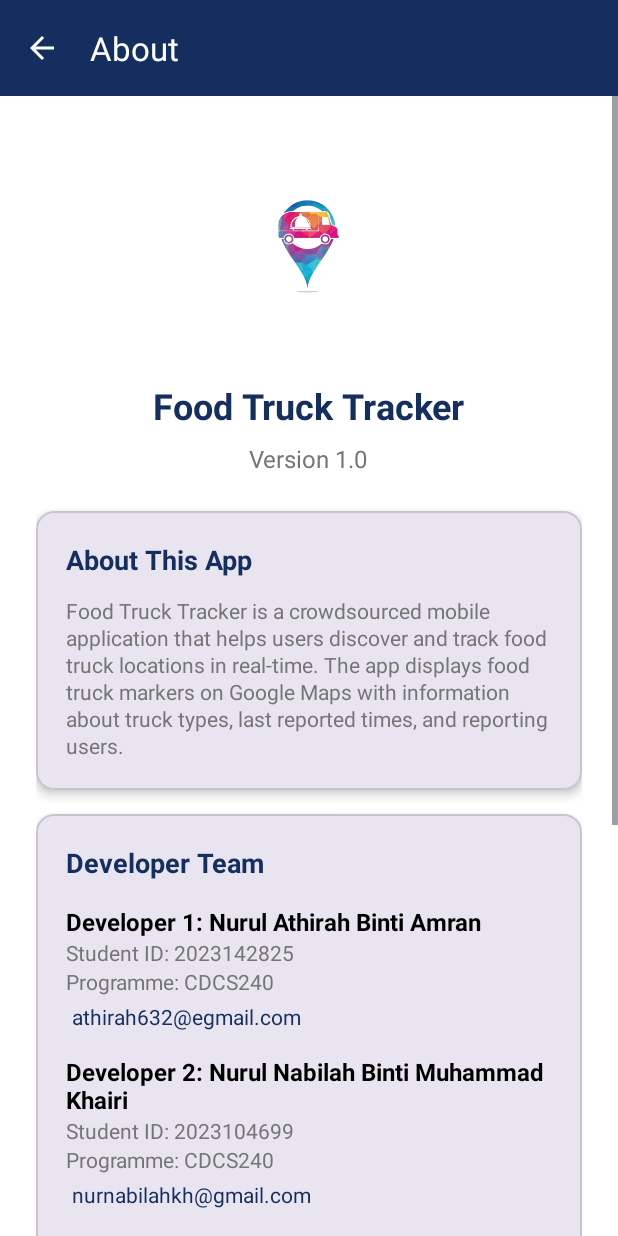
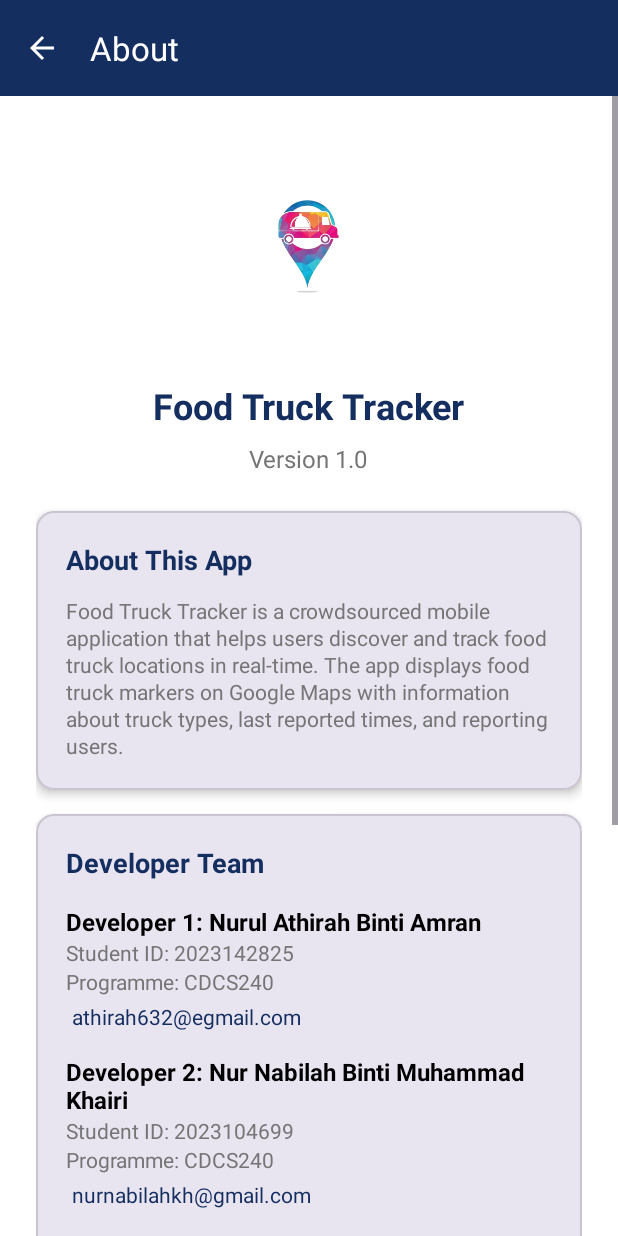
Before and after one commit to balqisstudy/FoodTruckTracker, an Android app: the AboutActivity screen opened directly, with no data from a screen before it, on a phone screen of 412 x 824 dp. Run offline under Robolectric (Android 15) with nearby library versions, the phone set to English and light mode, and no system bars.

Commit message:
update about

```diff
--- a/app/src/main/res/layout/activity_about.xml
+++ b/app/src/main/res/layout/activity_about.xml
@@ -173,7 +173,7 @@
                         <TextView
                             android:layout_width="wrap_content"
                             android:layout_height="wrap_content"
-                            android:text="Developer 2: Nurul Nabilah Binti Muhammad Khairi"
+                            android:text="Developer 2: Nur Nabilah Binti Muhammad Khairi"
                             android:textColor="@color/text_primary"
                             android:textSize="16sp"
                             android:textStyle="bold" />
@@ -296,7 +296,7 @@
                         android:layout_width="wrap_content"
                         android:layout_height="wrap_content"
                         android:layout_marginBottom="12dp"
-                        android:text="Developed for Mobile Application Development Course"
+                        android:text="Developed for Mobile Technology and development course"
                         android:textColor="@color/text_secondary"
                         android:textSize="14sp" />
 
```
